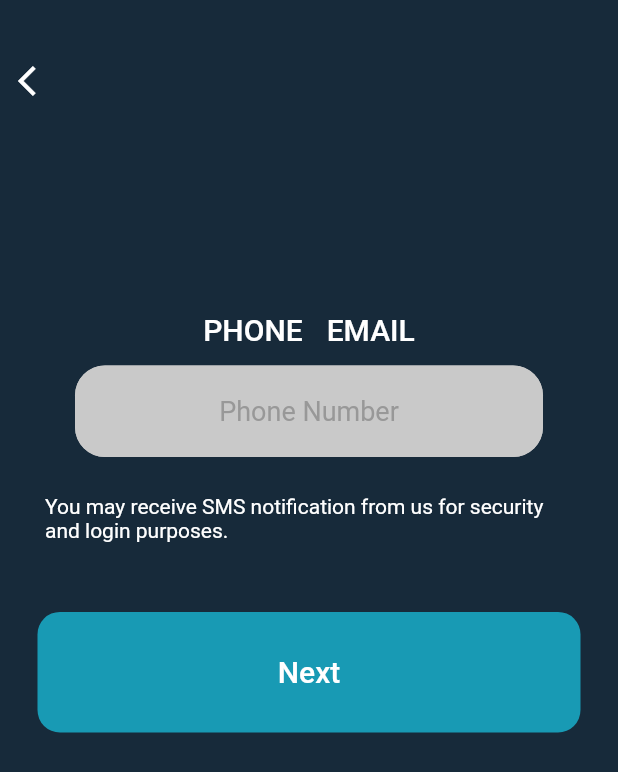
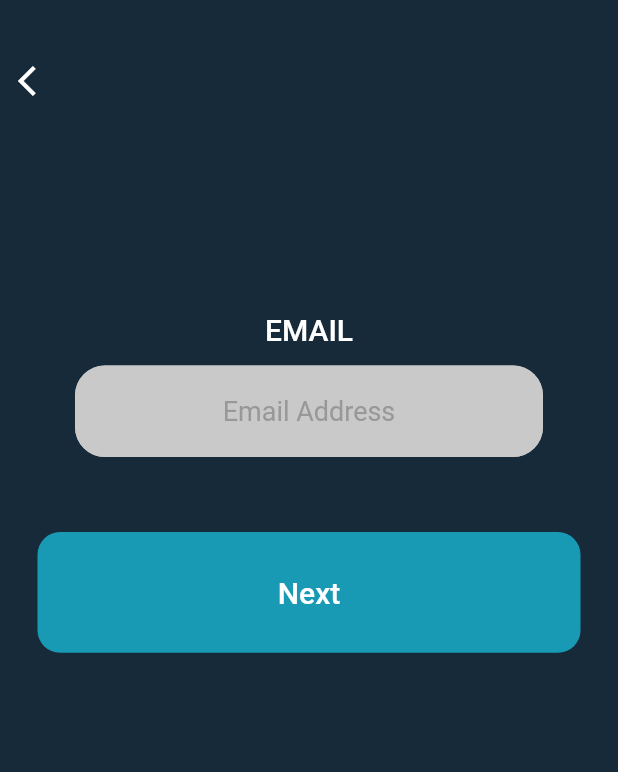
Before and after one commit to kevin-gonzalez16/TrueVault, a Flutter app: the RegisterSelectionScreen screen opened directly, on a phone screen of 412 x 824 dp. Shown: the top 772 px of the screen. Run offline on Flutter 3.47's test engine with Material 2 defaults, Android fonts, the phone set to English and light mode, and no system bars; our stand-ins replace cloud_firestore, firebase_auth, firebase_core; missing offline and left inert: encrypt; accounts and stored records are empty.

Commit message:
Removed phone registration option

```diff
--- a/lib/screens/register_selection_screen.dart
+++ b/lib/screens/register_selection_screen.dart
@@ -19,7 +19,6 @@ class _RegisterSelectionScreenState extends State<RegisterSelectionScreen> {
     super.dispose();
   }
 
-  bool phoneEmailSelection = true; //phone false, email true
   bool validInput = true;
 
   @override
@@ -54,24 +53,8 @@ class _RegisterSelectionScreenState extends State<RegisterSelectionScreen> {
               mainAxisAlignment: MainAxisAlignment.center,
               children: [
                 TextButton(
-                  onPressed: () {
-                    phoneEmailSelection = true;
-                    FocusScope.of(context).requestFocus(FocusNode());
-
-                    setState(() {});
-                  },
-                  style: TextButton.styleFrom(
-                    primary: Colors.white,
-                  ),
-                  child: const Text(
-                    "PHONE",
-                    style: TextStyle(fontSize: 20),
-                  ),
-                ),
-                TextButton(
                   key: const Key("email-text-button-register-selection-screen"),
                   onPressed: () {
-                    phoneEmailSelection = false;
                     FocusScope.of(context).requestFocus(FocusNode());
 
                     setState(() {});
@@ -86,55 +69,19 @@ class _RegisterSelectionScreenState extends State<RegisterSelectionScreen> {
                 ),
               ],
             ),
-            phoneEmailSelection
-                ? Column(
+            Column(
               children: [
                 Padding(
-                        padding: const EdgeInsets.fromLTRB(50, 0, 50, 0),
+                  padding: const EdgeInsets.fromLTRB(50, 0, 50, 50),
                   child: TextFormField(
-                            textAlign: TextAlign.center,
-                            keyboardType: TextInputType.number,
-                            decoration: InputDecoration(
-                              filled: true,
-                              fillColor: Color(0xffc9c9c9),
-                              enabledBorder: OutlineInputBorder(
-                                borderSide: BorderSide(
-                                    width: 3, color: Color(0xffC9C9C9)),
-                                borderRadius: BorderRadius.circular(20.0),
-                              ),
-                              focusedBorder: OutlineInputBorder(
-                                borderSide: BorderSide(
-                                    width: 3, color: Color(0xffC9C9C9)),
-                                borderRadius: BorderRadius.circular(20.0),
-                              ),
-                              hintText: 'Phone Number',
-                              hintStyle: TextStyle(
-                                  fontSize: 18, color: Color(0xff989898)),
-                            )),
-                      ),
-                      Padding(
-                          padding: const EdgeInsets.fromLTRB(30, 25, 30, 0),
-                          child: AspectRatio(
-                            aspectRatio: 9 / 2,
-                            child: Text(
-                                "You may receive SMS notification from us for security and login purposes.",
-                                style: TextStyle(color: Colors.white)),
-                          )),
-                    ],
-                  )
-                : Column(
-                    children: [
-                      Padding(
-                        padding: const EdgeInsets.fromLTRB(50, 0, 50, 103.5),
-                        child: TextFormField(
-                          onChanged: (value){
-                            RegExp validEmail = RegExp(r"^[a-zA-Z0-9.a-zA-Z0-9.!#$%&'*+-/=?^_`{|}~]+@[a-zA-Z0-9]+\.[a-zA-Z]+");
-                            if (!validEmail.hasMatch(value)){
+                      onChanged: (value) {
+                        RegExp validEmail = RegExp(
+                            r"^[a-zA-Z0-9.a-zA-Z0-9.!#$%&'*+-/=?^_`{|}~]+@[a-zA-Z0-9]+\.[a-zA-Z]+");
+                        if (!validEmail.hasMatch(value)) {
                           setState(() {
                             validInput = false;
                           });
-                            }
-                            else{
+                        } else {
                           validInput = true;
                         }
                       },
@@ -147,19 +94,24 @@ class _RegisterSelectionScreenState extends State<RegisterSelectionScreen> {
                         fillColor: Color(0xffc9c9c9),
                         enabledBorder: OutlineInputBorder(
                           borderSide: BorderSide(
-                                    width: 3, color: validInput ? Color(0xffC9C9C9) : Colors.redAccent),
+                              width: 3,
+                              color: validInput
+                                  ? Color(0xffC9C9C9)
+                                  : Colors.redAccent),
                           borderRadius: BorderRadius.circular(20.0),
                         ),
                         focusedBorder: OutlineInputBorder(
                           borderSide: BorderSide(
-                                    width: 3, color:validInput ? Color(0xffC9C9C9) : Colors.redAccent),
+                              width: 3,
+                              color: validInput
+                                  ? Color(0xffC9C9C9)
+                                  : Colors.redAccent),
                           borderRadius: BorderRadius.circular(20.0),
                         ),
                         hintText: 'Email Address',
-                              hintStyle: TextStyle(
-                                  fontSize: 18, color: Color(0xff989898)),
-                            )
-                        ),
+                        hintStyle:
+                            TextStyle(fontSize: 18, color: Color(0xff989898)),
+                      )),
                 ),
               ],
             ),
@@ -169,21 +121,21 @@ class _RegisterSelectionScreenState extends State<RegisterSelectionScreen> {
                   aspectRatio: 9 / 2,
                   child: TextButton(
                     key: const Key("next-button-register-selection-screen"),
-                    onPressed: (){
-                      RegExp validEmail = RegExp(r"^[a-zA-Z0-9.a-zA-Z0-9.!#$%&'*+-/=?^_`{|}~]+@[a-zA-Z0-9]+\.[a-zA-Z]+");
-                      if (!validEmail.hasMatch(emailTextEditingController.text)){
+                    onPressed: () {
+                      RegExp validEmail = RegExp(
+                          r"^[a-zA-Z0-9.a-zA-Z0-9.!#$%&'*+-/=?^_`{|}~]+@[a-zA-Z0-9]+\.[a-zA-Z]+");
+                      if (!validEmail
+                          .hasMatch(emailTextEditingController.text)) {
                         setState(() {
                           validInput = false;
                         });
-                      }
-                      else{
+                      } else {
                         Navigator.push(
                             context,
                             MaterialPageRoute(
                                 builder: (context) => RegisterScreen(
                                     email: emailTextEditingController)));
                       }
-
                     },
                     child: const Text(
                       "Next",
```
Lines whose indentation alone changed are shown as unchanged.
